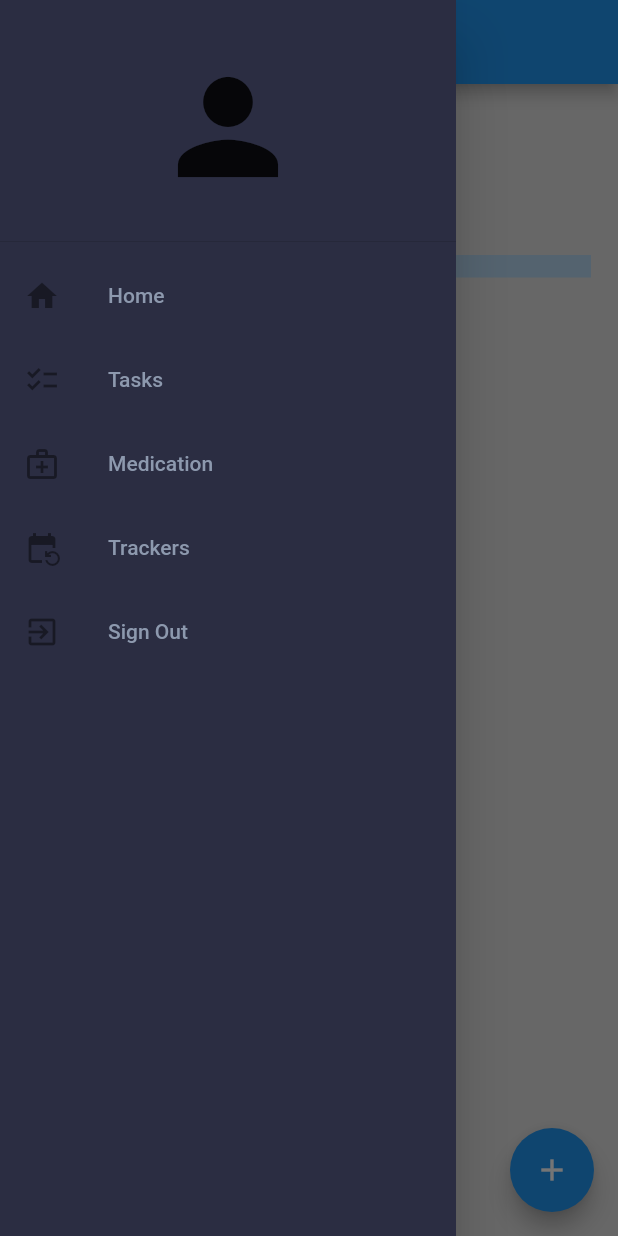
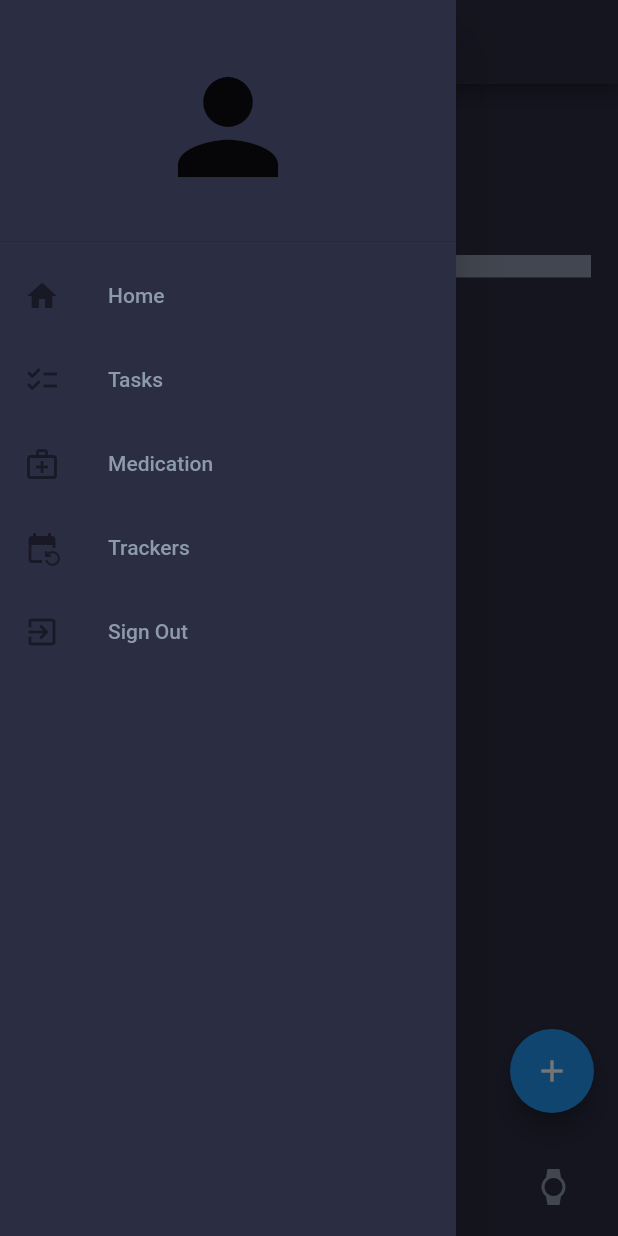
Before and after one commit to Lagrossa/COSC_4319, a Flutter app: the HabitScreen screen opened by its route, with the side drawer open, on a phone screen of 412 x 824 dp. Run offline on Flutter 3.47's test engine with Material 2 defaults, Android fonts, the phone set to English and light mode, and no system bars; drawn by our look-alikes of google_nav_bar, percent_indicator; our stand-ins replace firebase_auth, firebase_core, flutter_heatmap_calendar, flutter_slidable; accounts and stored records are empty.

Commit message:
Fixed Dividing by Infinity

```diff
--- a/lib/Features/User_Auth/Presentation/Pages/habit_tracker.dart
+++ b/lib/Features/User_Auth/Presentation/Pages/habit_tracker.dart
@@ -2,6 +2,8 @@ import 'package:addvisor/components/addtracker.dart';
 import 'package:addvisor/components/drawer_nav.dart';
 import 'package:addvisor/components/habitBox.dart';
 import 'package:addvisor/components/alertbox_dialog.dart';
+import 'package:addvisor/components/nav_bar.dart';
+import 'package:addvisor/components/themeColors.dart';
 import 'package:flutter/material.dart';
 import 'package:percent_indicator/circular_percent_indicator.dart';
 import 'package:percent_indicator/linear_percent_indicator.dart';
@@ -118,7 +120,8 @@ class _HabitScreenState extends State<HabitScreen> {
     for (int x = 0; x < habitList.length; x++) {
       numCompleted = habitList[x][1] == true ? numCompleted + 1 : numCompleted;
     }
-    percentCompleted = numCompleted / habitList.length;
+    percentCompleted =
+        habitList.length > 0 ? numCompleted / habitList.length : 0;
     print(percentCompleted);
   }
 
@@ -126,10 +129,11 @@ class _HabitScreenState extends State<HabitScreen> {
   Widget build(BuildContext context) {
     return Scaffold(
       appBar: AppBar(
+        backgroundColor: ThemeColors.darkGrey,
         title: Text("Habit Tracker"),
       ),
       drawer: DrawerNav(),
-        backgroundColor: Colors.grey[300],
+      backgroundColor: ThemeColors.darkGrey,
       floatingActionButton: AddTrackerActionButton(
         onPressed: () => createHabit(),
       ),
@@ -143,8 +147,8 @@ class _HabitScreenState extends State<HabitScreen> {
               curve: Curves.easeInOutCirc,
               animateFromLastPercent: true,
               animationDuration: 1000,
-                backgroundColor: Color.fromARGB(255, 183, 216, 243),
-                progressColor: Colors.blue[700],
+              backgroundColor: ThemeColors.grey,
+              progressColor: ThemeColors.red,
               radius: 90,
               lineWidth: 10,
               percent: percentCompleted,
@@ -164,8 +168,8 @@ class _HabitScreenState extends State<HabitScreen> {
               animateFromLastPercent: true,
               animationDuration: 1000,
               curve: Curves.easeInOutCirc,
-                backgroundColor: Color.fromARGB(255, 183, 216, 243),
-                progressColor: Colors.blue[700],
+              backgroundColor: ThemeColors.grey,
+              progressColor: ThemeColors.red,
               percent: percentCompleted,
               lineHeight: 15,
             ),
@@ -186,6 +190,8 @@ class _HabitScreenState extends State<HabitScreen> {
                 }),
           ),
         ),
-        ]));
+      ]),
+      bottomNavigationBar: AppNavBar(),
+    );
   }
 }
--- a/lib/components/themeColors.dart
+++ b/lib/components/themeColors.dart
@@ -5,5 +5,6 @@ class ThemeColors {
   static const Color darkGrey = Color(0xFF2b2d42);
   static const Color grey = Color(0xFF8d99ae);
   static const Color white = Color(0xFFedf2f4);
-  static const Color darkRed = Color(0xFFef233c);
+  static const Color red = Color(0xFFef233c);
+  static const Color deepGrey = Color.fromARGB(255, 32, 33, 49);
 }
```
Also changed, not shown: lib/components/habitBox.dart (+7 -3 lines). Lines whose indentation alone changed are shown as unchanged.
